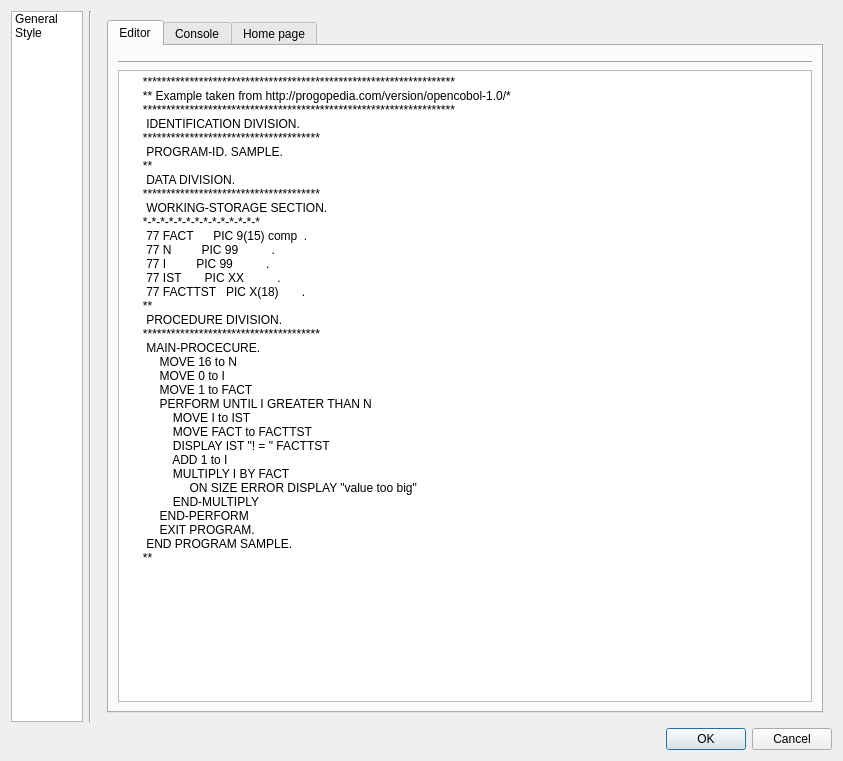
Qt form oci/ui/dlg_preferences.ui (OpenCobolIDE/OpenCobolIDE) before a commit.
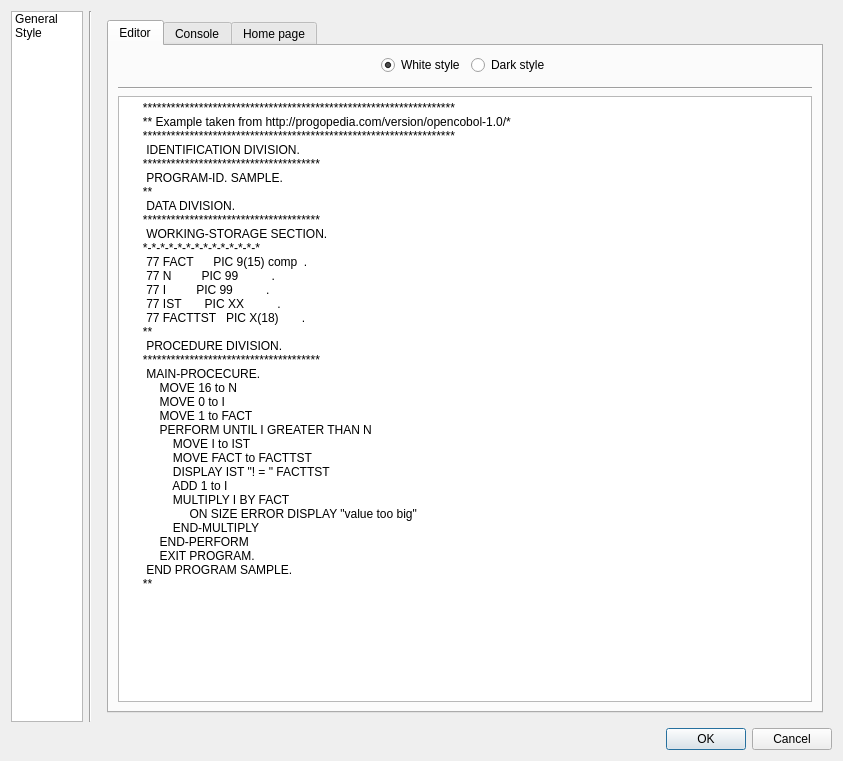
The same form after that commit. The open tabs and pages were chosen to show the change. Icons and pictures are not drawn. Custom widgets are drawn as their Qt base class.

Commit message: Add dark style support

Diff of the .ui file:
```diff
--- a/oci/ui/dlg_preferences.ui
+++ b/oci/ui/dlg_preferences.ui
@@ -125,7 +125,54 @@
             </attribute>
             <layout class="QVBoxLayout" name="verticalLayout_2">
              <item>
-              <widget class="QPropertyGrid" name="propGridStyle"/>
+              <layout class="QHBoxLayout" name="horizontalLayout_3">
+               <item>
+                <spacer name="horizontalSpacer_3">
+                 <property name="orientation">
+                  <enum>Qt::Horizontal</enum>
+                 </property>
+                 <property name="sizeHint" stdset="0">
+                  <size>
+                   <width>40</width>
+                   <height>20</height>
+                  </size>
+                 </property>
+                </spacer>
+               </item>
+               <item>
+                <widget class="QRadioButton" name="rbLightStyle">
+                 <property name="text">
+                  <string>White style</string>
+                 </property>
+                 <property name="checked">
+                  <bool>true</bool>
+                 </property>
+                </widget>
+               </item>
+               <item>
+                <widget class="QRadioButton" name="rbDarkStyle">
+                 <property name="text">
+                  <string>Dark style</string>
+                 </property>
+                </widget>
+               </item>
+               <item>
+                <spacer name="horizontalSpacer_4">
+                 <property name="orientation">
+                  <enum>Qt::Horizontal</enum>
+                 </property>
+                 <property name="sizeHint" stdset="0">
+                  <size>
+                   <width>40</width>
+                   <height>20</height>
+                  </size>
+                 </property>
+                </spacer>
+               </item>
+              </layout>
+             </item>
+             <item>
+              <widget class="QPropertyGrid" name="propGridStyle" native="true"/>
              </item>
              <item>
               <widget class="Line" name="line">
```
Left out of the diff: 25 changed lines with no effect on the pictures. The commit also changes 11 other files.
